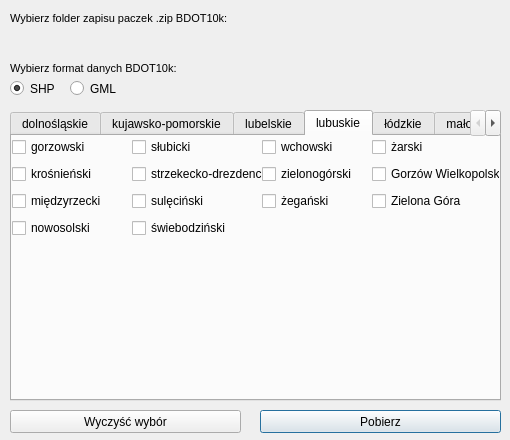
This is bdot10k_dialog_base.ui in marylaGIS/bdot10k as Qt 5 draws it before an edit. The edited form follows.
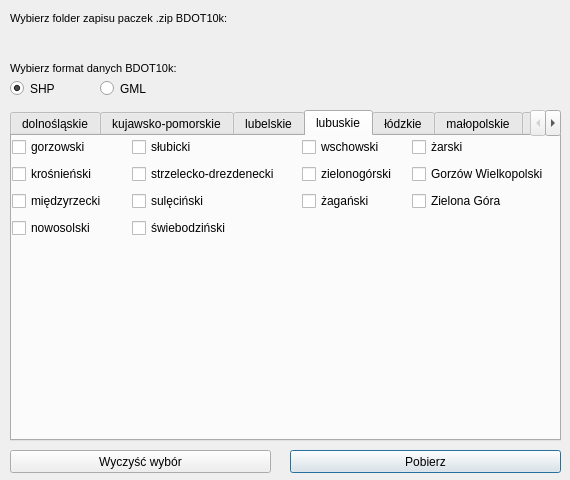
This is the edited form. The open tabs and pages were chosen to show the change. Custom widgets are drawn as their Qt base class.

Commit message: resized and corrected misspellings

What changed in the file:
```diff
--- a/bdot10k_dialog_base.ui
+++ b/bdot10k_dialog_base.ui
@@ -6,10 +6,22 @@
    <rect>
     <x>0</x>
     <y>0</y>
-    <width>510</width>
-    <height>440</height>
+    <width>570</width>
+    <height>480</height>
    </rect>
   </property>
+  <property name="minimumSize">
+   <size>
+    <width>570</width>
+    <height>480</height>
+   </size>
+  </property>
+  <property name="maximumSize">
+   <size>
+    <width>570</width>
+    <height>480</height>
+   </size>
+  </property>
   <property name="windowTitle">
    <string>BDOT10k</string>
   </property>
@@ -18,7 +30,7 @@
     <rect>
      <x>10</x>
      <y>10</y>
-     <width>491</width>
+     <width>551</width>
      <height>16</height>
     </rect>
    </property>
@@ -39,8 +51,8 @@
     <rect>
      <x>10</x>
      <y>110</y>
-     <width>491</width>
-     <height>291</height>
+     <width>551</width>
+     <height>331</height>
     </rect>
    </property>
    <property name="currentIndex">
@@ -753,7 +765,7 @@
       <rect>
        <x>120</x>
        <y>0</y>
-       <width>155</width>
+       <width>159</width>
        <height>103</height>
       </rect>
      </property>
@@ -775,7 +787,7 @@
       <item row="1" column="0">
        <widget class="QCheckBox" name="pow_0806">
         <property name="text">
-         <string>strzekecko-drezdencki</string>
+         <string>strzelecko-drezdenecki</string>
         </property>
        </widget>
       </item>
@@ -831,7 +843,7 @@
     <widget class="QWidget" name="gridLayoutWidget_16">
      <property name="geometry">
       <rect>
-       <x>250</x>
+       <x>290</x>
        <y>0</y>
        <width>111</width>
        <height>76</height>
@@ -841,7 +853,7 @@
       <item row="2" column="1">
        <widget class="QCheckBox" name="pow_0810">
         <property name="text">
-         <string>żegański</string>
+         <string>żagański</string>
         </property>
        </widget>
       </item>
@@ -855,7 +867,7 @@
       <item row="0" column="1">
        <widget class="QCheckBox" name="pow_0812">
         <property name="text">
-         <string>wchowski</string>
+         <string>wschowski</string>
         </property>
        </widget>
       </item>
@@ -864,7 +876,7 @@
     <widget class="QWidget" name="gridLayoutWidget_64">
      <property name="geometry">
       <rect>
-       <x>360</x>
+       <x>400</x>
        <y>0</y>
        <width>146</width>
        <height>76</height>
@@ -1809,7 +1821,7 @@
    </widget>
    <widget class="QWidget" name="woj_18">
     <attribute name="title">
-     <string>pokarpackie</string>
+     <string>podkarpackie</string>
     </attribute>
     <widget class="QWidget" name="gridLayoutWidget_32">
      <property name="geometry">
@@ -3558,9 +3570,9 @@
   <widget class="QPushButton" name="btnDwnl">
    <property name="geometry">
     <rect>
-     <x>260</x>
-     <y>410</y>
-     <width>241</width>
+     <x>290</x>
+     <y>450</y>
+     <width>271</width>
      <height>23</height>
     </rect>
    </property>
@@ -3573,7 +3585,7 @@
     <rect>
      <x>10</x>
      <y>30</y>
-     <width>491</width>
+     <width>551</width>
      <height>27</height>
     </rect>
    </property>
@@ -3585,8 +3597,8 @@
    <property name="geometry">
     <rect>
      <x>10</x>
-     <y>410</y>
-     <width>231</width>
+     <y>450</y>
+     <width>261</width>
      <height>23</height>
     </rect>
    </property>
@@ -3599,7 +3611,7 @@
     <rect>
      <x>10</x>
      <y>60</y>
-     <width>491</width>
+     <width>551</width>
      <height>16</height>
     </rect>
    </property>
@@ -3634,7 +3646,7 @@
   <widget class="QRadioButton" name="rbtnGML">
    <property name="geometry">
     <rect>
-     <x>70</x>
+     <x>100</x>
      <y>80</y>
      <width>82</width>
      <height>17</height>
```
Left out of the diff: 124 changed lines with no effect on the pictures.
